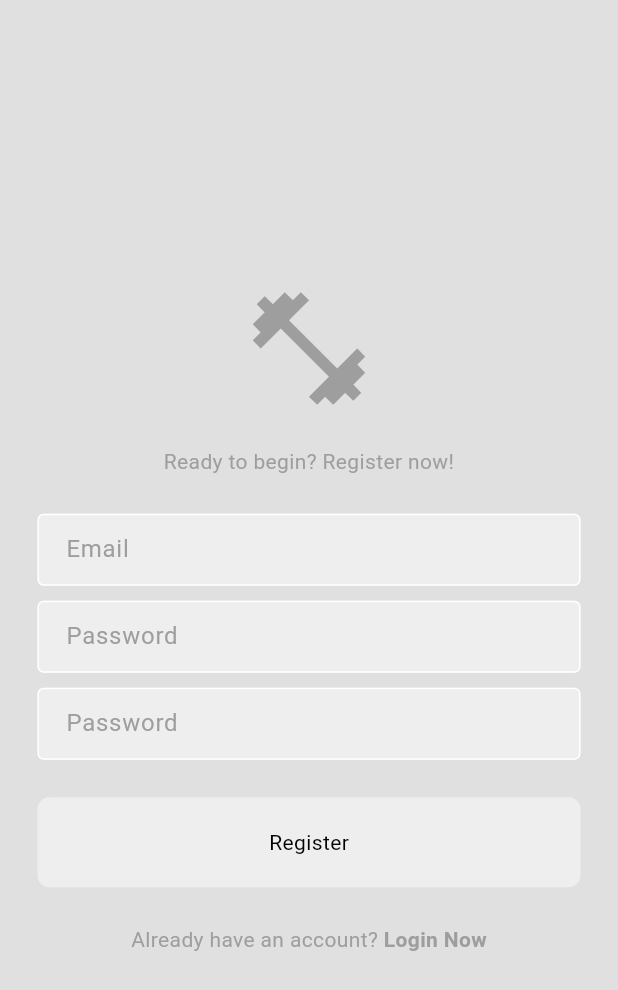
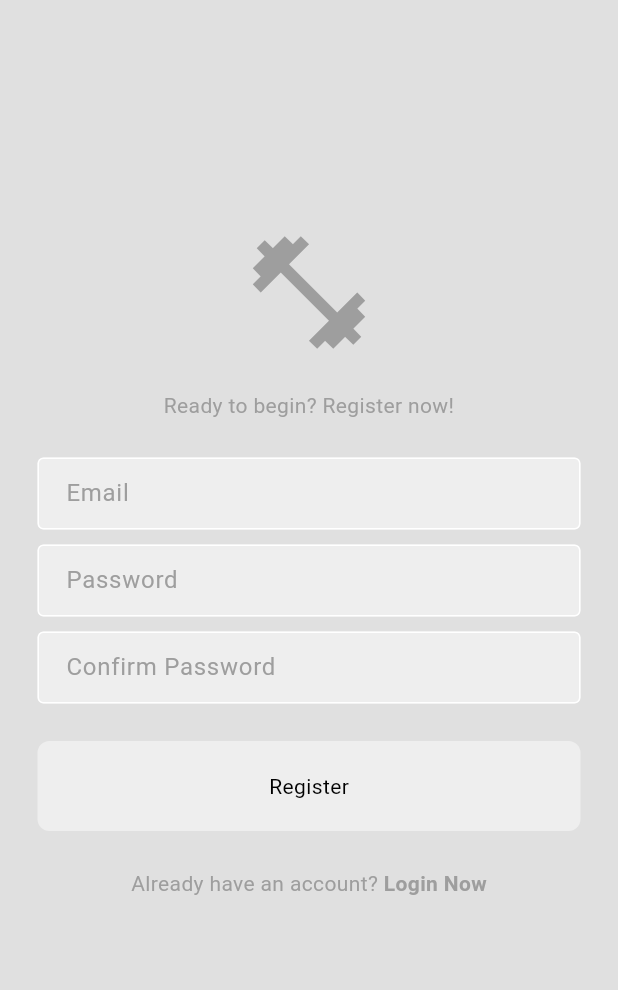
Before and after one commit to SherollK/PlanMyWorkout, a Flutter app: the RegisterPage screen opened directly with empty values, on a phone screen of 412 x 824 dp. Shown: the top 990 px of the screen. Run offline on Flutter 3.47's test engine with Material 3 defaults, Android fonts, the phone set to English and light mode, and no system bars; our stand-ins replace firebase_auth, firebase_core; accounts and stored records are empty.

Commit message:
Fixing register page overflow error

```diff
--- a/lib/pages/register_page.dart
+++ b/lib/pages/register_page.dart
@@ -57,10 +57,13 @@ class RegisterPage extends StatelessWidget {
   Widget build(BuildContext context) {
     return Scaffold(
       backgroundColor: Theme.of(context).colorScheme.background,
-      body: Center(
+      body: SingleChildScrollView(
+        child: Center(
           child: Column(
             mainAxisAlignment: MainAxisAlignment.center,
             children: [
+
+              const SizedBox(height: 150),
               //logo
               Icon(
                 Icons.fitness_center,
@@ -102,7 +105,7 @@ class RegisterPage extends StatelessWidget {
 
               //confirm password textfield
               MyTextField(
-              hintText: "Password",
+                hintText: "Confirm Password",
                 obscureText: true,
                 controller: _confirmPasswordController,
               ),
@@ -142,6 +145,7 @@ class RegisterPage extends StatelessWidget {
 
             ],
           ),
+        ),
       )
     );
   }
```
Lines whose indentation alone changed are shown as unchanged.
